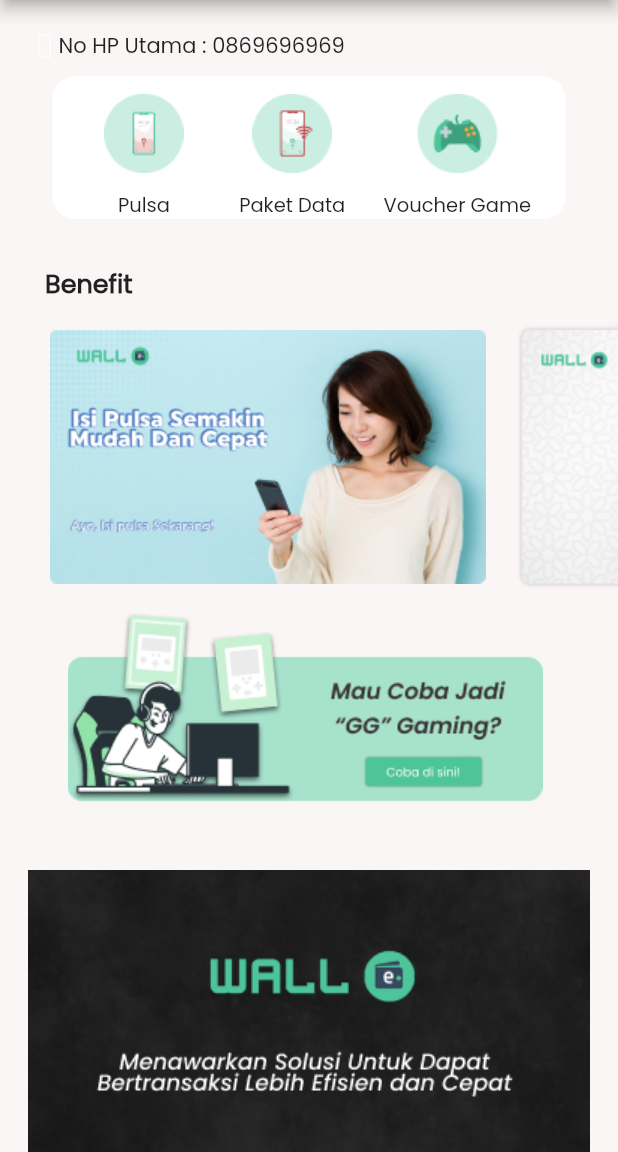
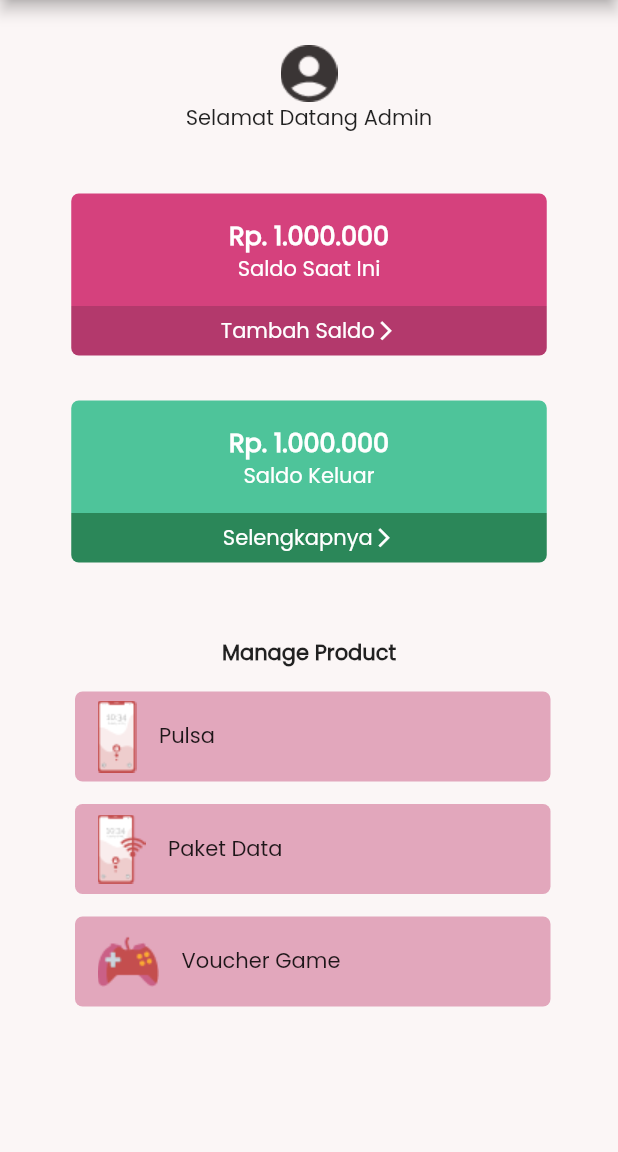
Before and after one commit to GTRANS/walle-mobile, a Flutter app: the HomeScreen screen opened directly, on a phone screen of 412 x 824 dp, the part 84-1236 px from its top. Run offline on Flutter 3.47's test engine with Material 2 defaults, Android fonts, the phone set to English and light mode, and no system bars; our stand-ins replace auto_size_text, dio, recase, shared_preferences; accounts and stored records are empty.

Commit message:
add admin folder

```diff
--- a/lib/constants/color_constants.dart
+++ b/lib/constants/color_constants.dart
@@ -10,4 +10,6 @@ class CustomColors {
   static const darkGrey = Color.fromRGBO(154, 149, 149, 1);
   static const yellow = Color.fromRGBO(255, 201, 91, 1);
   static const transparent = Colors.transparent;
+
+  static const manageProduct = Color.fromRGBO(226, 167, 188, 100);
 }
--- /dev/null
+++ b/lib/screens/admin/body_screen.dart
@@ -0,0 +1,132 @@
+import 'package:capstone/constants/color_constants.dart';
+import 'package:flutter/material.dart';
+
+class BodyScreen extends StatefulWidget {
+  const BodyScreen({Key? key}) : super(key: key);
+
+  @override
+  State<BodyScreen> createState() => _BodyScreenState();
+}
+
+class _BodyScreenState extends State<BodyScreen> {
+  @override
+  Widget build(BuildContext context) {
+    return Padding(
+      padding: const EdgeInsets.only(top: 30),
+      child: Column(
+        children: [
+          Center(
+            child: SafeArea(child: Image.asset("assets/admin.png")),
+          ),
+          const Text("Selamat Datang Admin"),
+          const SizedBox(
+            height: 40,
+          ),
+          Column(
+            children: [
+              Container(
+                width: 317,
+                height: 75,
+                decoration: const BoxDecoration(
+                    color: Color.fromARGB(196, 201, 10, 89),
+                    borderRadius: BorderRadius.only(
+                        topLeft: Radius.circular(5),
+                        topRight: Radius.circular(5))),
+                padding: const EdgeInsets.only(top: 15),
+                child: Column(
+                  children: const [
+                    Text("Rp. 1.000.000",
+                        style: TextStyle(
+                            color: CustomColors.white,
+                            fontWeight: FontWeight.bold,
+                            fontSize: 17)),
+                    Text("Saldo Saat Ini",
+                        style: TextStyle(color: CustomColors.white))
+                  ],
+                ),
+              ),
+              Container(
+                alignment: Alignment.center,
+                decoration: const BoxDecoration(
+                    color: Color.fromARGB(197, 158, 2, 67),
+                    borderRadius: BorderRadius.only(
+                        bottomLeft: Radius.circular(5),
+                        bottomRight: Radius.circular(5))),
+                width: 317,
+                height: 33,
+                child: Row(
+                  mainAxisAlignment: MainAxisAlignment.center,
+                  children: const [
+                    Text("Tambah Saldo",
+                        style: TextStyle(color: CustomColors.white)),
+                    Icon(
+                      Icons.arrow_forward_ios,
+                      color: CustomColors.white,
+                      size: 15,
+                    )
+                  ],
+                ),
+              ),
+            ],
+          ),
+          const SizedBox(
+            height: 30,
+          ),
+          Column(
+            children: [
+              Container(
+                width: 317,
+                height: 75,
+                decoration: const BoxDecoration(
+                    color: CustomColors.main,
+                    borderRadius: BorderRadius.only(
+                        topLeft: Radius.circular(5),
+                        topRight: Radius.circular(5))),
+                padding: const EdgeInsets.only(top: 15),
+                child: Column(
+                  children: const [
+                    Text(
+                      "Rp. 1.000.000",
+                      style: TextStyle(
+                          color: CustomColors.white,
+                          fontWeight: FontWeight.bold,
+                          fontSize: 17),
+                    ),
+                    Text("Saldo Keluar",
+                        style: TextStyle(color: CustomColors.white))
+                  ],
+                ),
+              ),
+              // Text("Saldo Saat Ini"),
+              Container(
+                alignment: Alignment.center,
+                decoration: const BoxDecoration(
+                    color: Color.fromARGB(255, 43, 135, 89),
+                    borderRadius: BorderRadius.only(
+                        bottomLeft: Radius.circular(5),
+                        bottomRight: Radius.circular(5))),
+                width: 317,
+                height: 33,
+                child: Row(
+                  mainAxisAlignment: MainAxisAlignment.center,
+                  children: const [
+                    Text("Selengkapnya",
+                        style: TextStyle(color: CustomColors.white)),
+                    Icon(
+                      Icons.arrow_forward_ios,
+                      color: CustomColors.white,
+                      size: 15,
+                    )
+                  ],
+                ),
+              ),
+            ],
+          ),
+          const SizedBox(
+            height: 50,
+          )
+        ],
+      ),
+    );
+  }
+}
--- /dev/null
+++ b/lib/screens/admin/manage_product.dart
@@ -0,0 +1,112 @@
+import 'package:capstone/constants/color_constants.dart';
+import 'package:flutter/material.dart';
+
+import 'manage_product_screen/product_game.dart';
+import 'manage_product_screen/product_paket.dart';
+import 'manage_product_screen/product_pulsa.dart';
+
+class ManageProduct extends StatefulWidget {
+  const ManageProduct({Key? key}) : super(key: key);
+
+  @override
+  State<ManageProduct> createState() => _ManageProductState();
+}
+
+class _ManageProductState extends State<ManageProduct> {
+  @override
+  Widget build(BuildContext context) {
+    return Column(
+      children: [
+        const Center(
+          child: Text("Manage Product",
+              style: TextStyle(fontWeight: FontWeight.bold)),
+        ),
+        Padding(
+          padding: const EdgeInsets.fromLTRB(50, 15, 30, 0),
+          child: Row(
+            children: [
+              Container(
+                decoration: BoxDecoration(
+                    color: CustomColors.manageProduct,
+                    borderRadius: BorderRadius.circular(5)),
+                width: 317,
+                height: 60,
+                padding: const EdgeInsets.only(right: 15),
+                child: GestureDetector(
+                  onTap: () {
+                    Navigator.of(context).push(MaterialPageRoute(
+                        builder: (_) => const ProductPulsa()));
+                  },
+                  child: Row(
+                    children: [
+                      const Padding(padding: EdgeInsets.only(right: 15)),
+                      Image.asset("assets/pulsa_adm.png"),
+                      const Padding(padding: EdgeInsets.only(right: 15)),
+                      const Text("Pulsa")
+                    ],
+                  ),
+                ),
+              )
+            ],
+          ),
+        ),
+        Padding(
+          padding: const EdgeInsets.fromLTRB(50, 15, 30, 0),
+          child: Row(
+            children: [
+              Container(
+                decoration: BoxDecoration(
+                    color: CustomColors.manageProduct,
+                    borderRadius: BorderRadius.circular(5)),
+                width: 317,
+                height: 60,
+                child: GestureDetector(
+                  onTap: () {
+                    Navigator.of(context).push(MaterialPageRoute(
+                        builder: (_) => const ProductPaket()));
+                  },
+                  child: Row(
+                    children: [
+                      const Padding(padding: EdgeInsets.only(right: 15)),
+                      Image.asset("assets/paket_adm.png"),
+                      const Padding(padding: EdgeInsets.only(right: 15)),
+                      const Text("Paket Data")
+                    ],
+                  ),
+                ),
+              )
+            ],
+          ),
+        ),
+        Padding(
+          padding: const EdgeInsets.fromLTRB(50, 15, 30, 0),
+          child: Row(
+            children: [
+              Container(
+                decoration: BoxDecoration(
+                    color: CustomColors.manageProduct,
+                    borderRadius: BorderRadius.circular(5)),
+                width: 317,
+                height: 60,
+                child: GestureDetector(
+                  onTap: () {
+                    Navigator.of(context).push(
+                        MaterialPageRoute(builder: (_) => const ProductGame()));
+                  },
+                  child: Row(
+                    children: [
+                      const Padding(padding: EdgeInsets.only(right: 15)),
+                      Image.asset("assets/game_adm.png"),
+                      const Padding(padding: EdgeInsets.only(right: 15)),
+                      const Text("Voucher Game")
+                    ],
+                  ),
+                ),
+              )
+            ],
+          ),
+        )
+      ],
+    );
+  }
+}
--- a/lib/screens/home/home_screen.dart
+++ b/lib/screens/home/home_screen.dart
@@ -1,7 +1,10 @@
-import 'package:capstone/screens/home/widgets/menu.dart';
+import 'package:capstone/screens/admin/body_screen.dart';
+// import 'package:capstone/screens/home/widgets/manage_product.dart';
+// import 'package:capstone/screens/home/widgets/menu.dart';
 
-import 'widgets/banner_carousel.dart';
 import 'package:flutter/material.dart';
+
+import '../admin/manage_product.dart';
 
 class HomeScreen extends StatelessWidget {
   const HomeScreen({Key? key}) : super(key: key);
@@ -24,10 +27,7 @@ class HomeScreen extends StatelessWidget {
       body: SingleChildScrollView(
           child: Column(
         crossAxisAlignment: CrossAxisAlignment.start,
-        children: const [
-          MainMenu(),
-          BannerCarousel(),
-        ],
+        children: const [BodyScreen(), ManageProduct()],
       )),
     );
   }
```
Also changed, not shown: lib/screens/admin/manage_product_screen/product_game.dart (added, +112 -0 lines), lib/screens/admin/manage_product_screen/product_paket.dart (added, +34 -0 lines), lib/screens/admin/manage_product_screen/product_pulsa.dart (added, +28 -0 lines).
